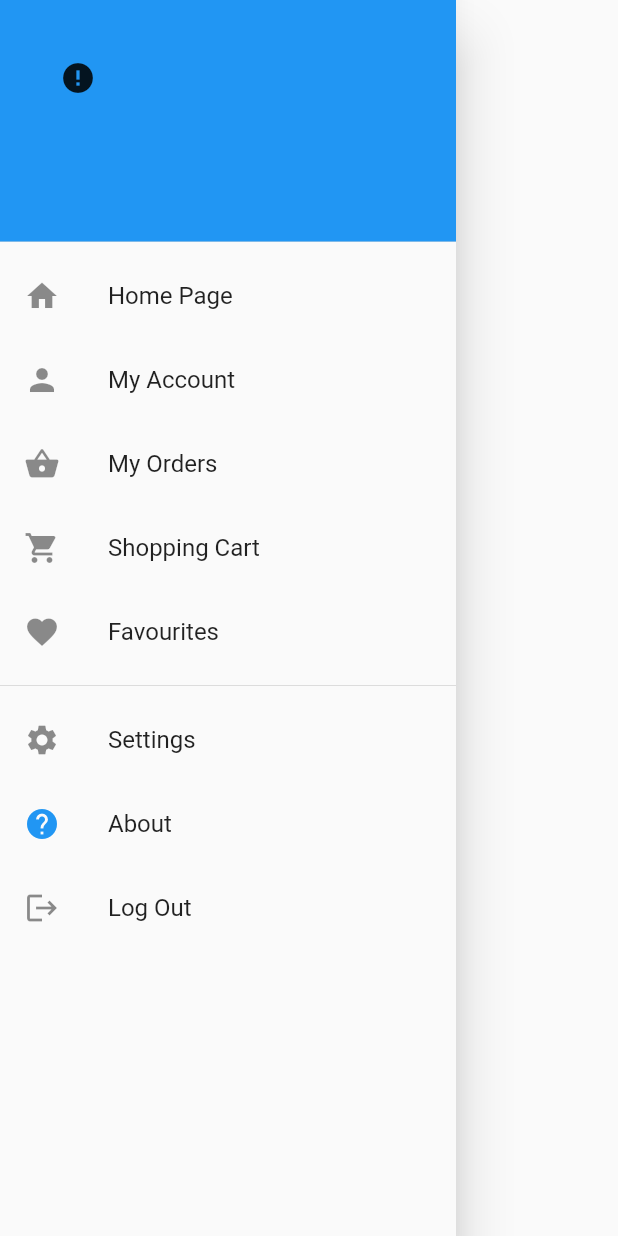
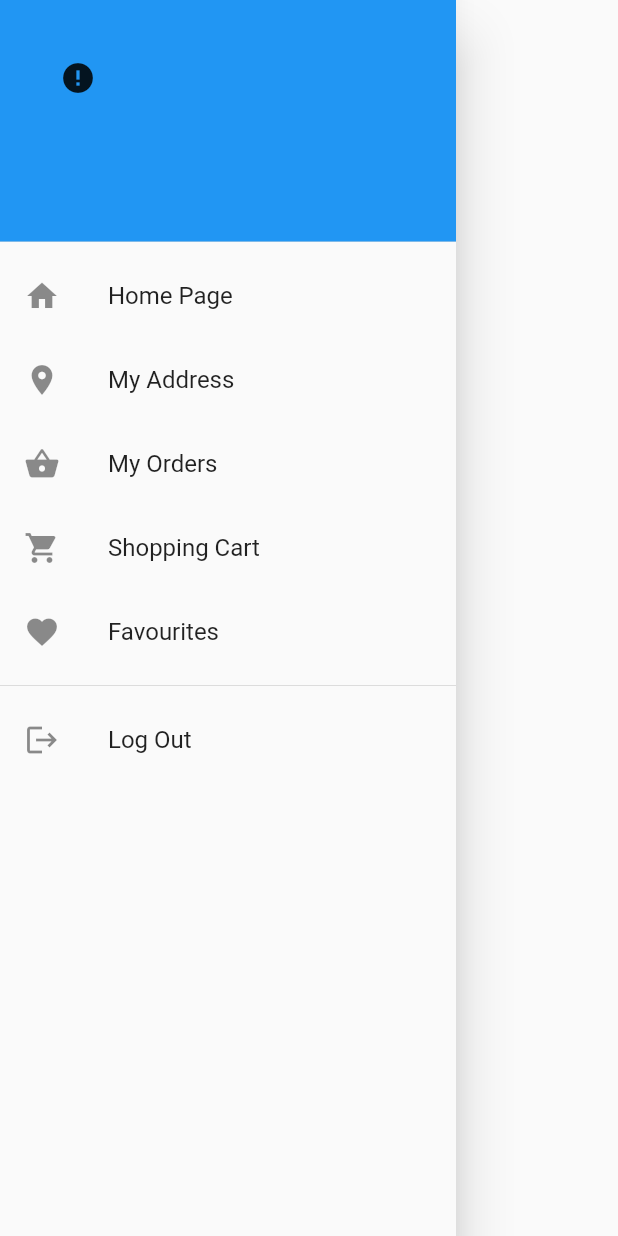
Before and after one commit to Kawalyaa/Shoppaka_ecom, a Flutter app: the NavigationDrawer widget shown alone on an empty page, opened directly, on a phone screen of 412 x 824 dp. Run offline on Flutter 3.47's test engine with Material 2 defaults, Android fonts, the phone set to English and light mode, and no system bars; drawn by our look-alikes of cached_network_image; our stand-ins replace animated_text_kit, bubble_tab_indicator, carousel_pro, carousel_slider, cloud_firestore, email_validator and 10 more; missing offline and left inert: flutterwave; accounts and stored records are empty; network calls fail.

Commit message:
added user address

```diff
--- a/lib/componants/navigation_drawer.dart
+++ b/lib/componants/navigation_drawer.dart
@@ -1,4 +1,6 @@
+import 'package:ecommerce_app/pages/adress_book.dart';
 import 'package:ecommerce_app/pages/favorites_page.dart';
+import 'package:ecommerce_app/pages/home_page.dart';
 import 'package:ecommerce_app/pages/order_list_page.dart';
 import 'package:ecommerce_app/provider/user.dart';
 import 'package:flutter/material.dart';
@@ -71,17 +73,21 @@ class _NavigationDrawerState extends State<NavigationDrawer> {
 
           //Body
           InkWell(
-            onTap: () {},
+            onTap: () {
+              Navigator.pushNamed(context, HomePage.id);
+            },
             child: ListTile(
               title: Text('Home Page'),
               leading: Icon(Icons.home),
             ),
           ),
           InkWell(
-            onTap: () {},
+            onTap: () {
+              Navigator.pushNamed(context, AddressBook.id);
+            },
             child: ListTile(
-              title: Text('My Account'),
-              leading: Icon(Icons.person),
+              title: Text('My Address'),
+              leading: Icon(Icons.location_on),
             ),
           ),
           InkWell(
@@ -115,23 +121,7 @@ class _NavigationDrawerState extends State<NavigationDrawer> {
             ),
           ),
           Divider(),
-          InkWell(
-            onTap: () {},
-            child: ListTile(
-              leading: Icon(Icons.settings),
-              title: Text('Settings'),
-            ),
-          ),
-          InkWell(
-            onTap: () {},
-            child: ListTile(
-              leading: Icon(
-                Icons.help,
-                color: Colors.blue,
-              ),
-              title: Text('About'),
-            ),
-          ),
+
           InkWell(
             onTap: () {
               authState.signOut();
@@ -147,8 +137,3 @@ class _NavigationDrawerState extends State<NavigationDrawer> {
     );
   }
 }
-
-// FadeInImage.assetNetwork(
-// fit: BoxFit.cover,
-// placeholder: 'images/loading_gif/Spin-1s-200px.gif',
-// image: widget.photo),
--- a/lib/pages/checkout_page.dart
+++ b/lib/pages/checkout_page.dart
@@ -1229,6 +1229,7 @@ class _CheckoutState extends State<Checkout>
                         userName: _userInfo[0].name,
                         email: _userInfo[0].email,
                         phone: addressList[0]['phone'],
+                        addressList: addressList,
                         ordersList: orderedItemsList(),
                         paymentStatus: _response,
                         totalPrice: totalPrice,
--- a/lib/pages/mobile_money_payment.dart
+++ b/lib/pages/mobile_money_payment.dart
@@ -39,12 +39,12 @@ class _MobileMoneyPayState extends State<MobileMoneyPay> {
   String _ugCurrency = FlutterwaveCurrency.UGX;
   var _response;
   var _cartData;
+  List addressList;
 
   @override
   Widget build(BuildContext context) {
-    //args = ModalRoute.of(context).settings.arguments;
     _userInfo = Provider.of<List<UserModel>>(context);
-    //_args = ModalRoute.of(context).settings.arguments as MobileMoneyPay;
+    addressList = _userInfo[0].address;
 
     _cartData = Provider.of<ProductProvider2>(context);
 
@@ -259,6 +259,7 @@ class _MobileMoneyPayState extends State<MobileMoneyPay> {
               ordersList: widget.orderedProducts,
               paymentStatus: _response.data.status,
               totalPrice: widget.totalAmount,
+              addressList: addressList,
               paymentMethod: "MobileMoney",
               pickupStation:
                   widget.pickupStation != null ? _pickUpStationList() : null,
--- a/lib/services/orders_services.dart
+++ b/lib/services/orders_services.dart
@@ -29,6 +29,7 @@ class OrdersServices {
     double totalPrice,
     String paymentMethod,
     String paymentStatus,
+    List addressList,
     BuildContext context,
   }) async {
     try {
@@ -44,6 +45,7 @@ class OrdersServices {
         'paymentMethod': paymentMethod,
         'pickupStation': pickupStation,
         'orderNumber': orderNumber(),
+        'address': addressList,
         'orderStatus': 'sorting',
         'time': DateTime.now(),
         'deliveryDate': ''
```
